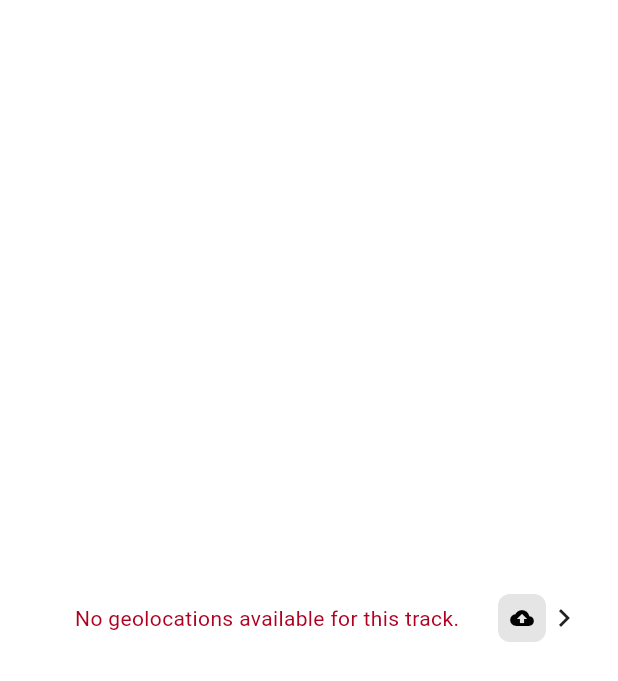
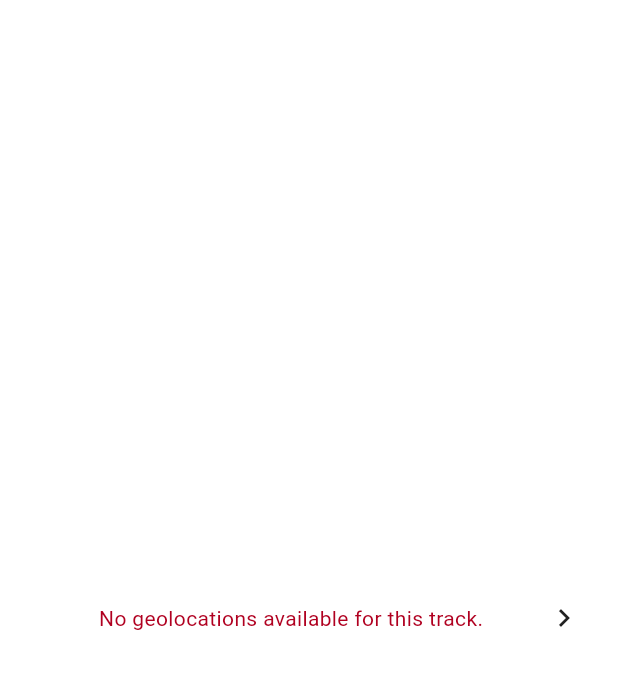
Before and after one commit to reedu-reengineering-education/sensebox-bike-flutter, a Flutter app: the TrackListItem widget shown alone on an empty page, opened directly with empty values, on a phone screen of 412 x 824 dp. Shown: the top 681 px of the screen. Run offline on Flutter 3.47's test engine with Material 3 defaults, Android fonts, the phone set to English and light mode, and no system bars; drawn by our look-alikes of sentry_flutter; our stand-ins replace app_links, csv, device_info_plus, fl_chart, flutter_blue_plus, flutter_dotenv and 9 more; missing offline and left inert: dart_jsonwebtoken, google_polyline_algorithm, mapbox_maps_flutter, mapbox_maps_flutter_draw, simplify, turf; accounts and stored records are empty; generated files the repository leaves out were written again; statements that could not run were skipped.

Commit message:
chore: don't show upload icon form track without geolocations

```diff
--- a/lib/ui/widgets/track/track_list_item.dart
+++ b/lib/ui/widgets/track/track_list_item.dart
@@ -112,7 +112,7 @@ class TrackListItem extends StatelessWidget {
             ),
           ),
         ),
-        _buildStatusIcon(context, localizations, theme),
+        // Don't show upload status icon when there are no geolocations
       ],
     );
   }
```
